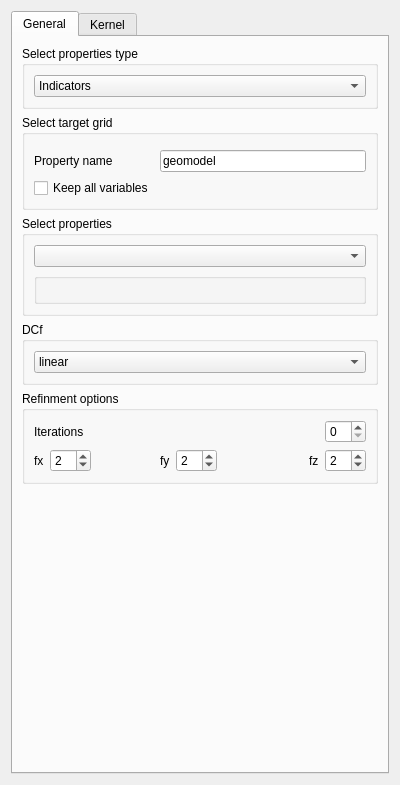
Qt form ui/data_conditioning_uncertainty.ui (robertorolo/LPM-Geomod_Suite) before a commit.
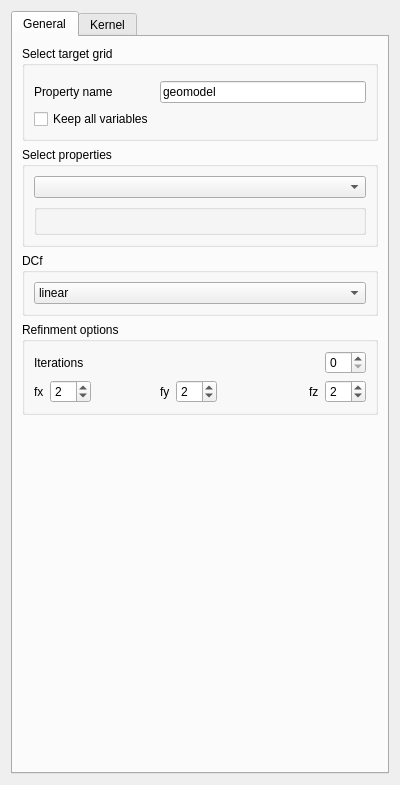
The same form after that commit. Custom widgets are drawn as their Qt base class.

Patch:
```diff
--- a/ui/data_conditioning_uncertainty.ui
+++ b/ui/data_conditioning_uncertainty.ui
@@ -30,7 +30,30 @@
        <string>General</string>
       </attribute>
       <layout class="QGridLayout" name="gridLayout_3">
-       <item row="4" column="0">
+       <item row="2" column="0">
+        <widget class="QGroupBox" name="groupBox_7">
+         <property name="title">
+          <string>DCf</string>
+         </property>
+         <layout class="QGridLayout" name="gridLayout_2">
+          <item row="0" column="0">
+           <widget class="QComboBox" name="comboBox_2">
+            <item>
+             <property name="text">
+              <string>linear</string>
+             </property>
+            </item>
+            <item>
+             <property name="text">
+              <string>quadratic</string>
+             </property>
+            </item>
+           </widget>
+          </item>
+         </layout>
+        </widget>
+       </item>
+       <item row="3" column="0">
         <widget class="QGroupBox" name="groupBox_4">
          <property name="title">
           <string>Refinment options</string>
@@ -155,7 +178,7 @@
          </layout>
         </widget>
        </item>
-       <item row="2" column="0">
+       <item row="1" column="0">
         <widget class="QGroupBox" name="groupBox_2">
          <property name="title">
           <string>Select properties</string>
@@ -185,35 +208,6 @@
         </widget>
        </item>
        <item row="0" column="0">
-        <widget class="QGroupBox" name="groupBox">
-         <property name="title">
-          <string>Select properties type</string>
-         </property>
-         <layout class="QVBoxLayout" name="verticalLayout_3">
-          <item>
-           <widget class="QComboBox" name="comboBox">
-            <property name="sizePolicy">
-             <sizepolicy hsizetype="Expanding" vsizetype="Fixed">
-              <horstretch>0</horstretch>
-              <verstretch>0</verstretch>
-             </sizepolicy>
-            </property>
-            <item>
-             <property name="text">
-              <string>Indicators</string>
-             </property>
-            </item>
-            <item>
-             <property name="text">
-              <string>Signed Distances</string>
-             </property>
-            </item>
-           </widget>
-          </item>
-         </layout>
-        </widget>
-       </item>
-       <item row="1" column="0">
         <widget class="QGroupBox" name="groupBox_3">
          <property name="title">
           <string>Select target grid</string>
@@ -259,7 +253,7 @@
          </layout>
         </widget>
        </item>
-       <item row="5" column="0">
+       <item row="4" column="0">
         <spacer name="verticalSpacer">
          <property name="orientation">
           <enum>Qt::Vertical</enum>
@@ -272,29 +266,6 @@
          </property>
         </spacer>
        </item>
-       <item row="3" column="0">
-        <widget class="QGroupBox" name="groupBox_7">
-         <property name="title">
-          <string>DCf</string>
-         </property>
-         <layout class="QGridLayout" name="gridLayout_2">
-          <item row="0" column="0">
-           <widget class="QComboBox" name="comboBox_2">
-            <item>
-             <property name="text">
-              <string>linear</string>
-             </property>
-            </item>
-            <item>
-             <property name="text">
-              <string>quadratic</string>
-             </property>
-            </item>
-           </widget>
-          </item>
-         </layout>
-        </widget>
-       </item>
       </layout>
      </widget>
      <widget class="QWidget" name="tab2">
```
